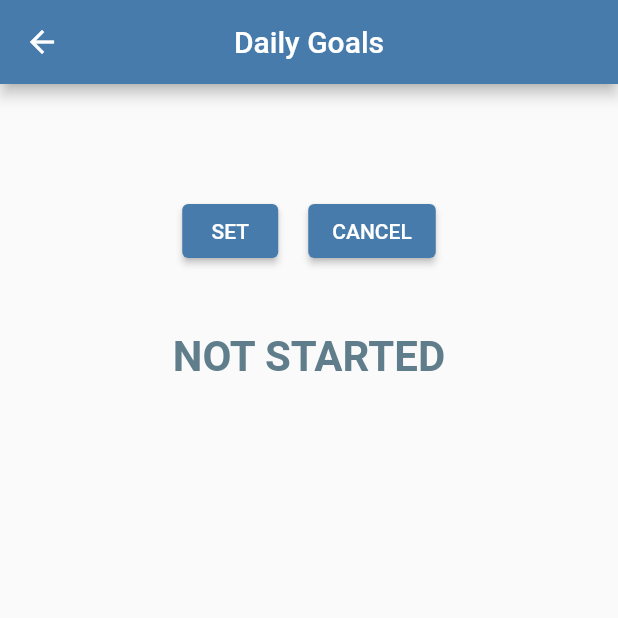
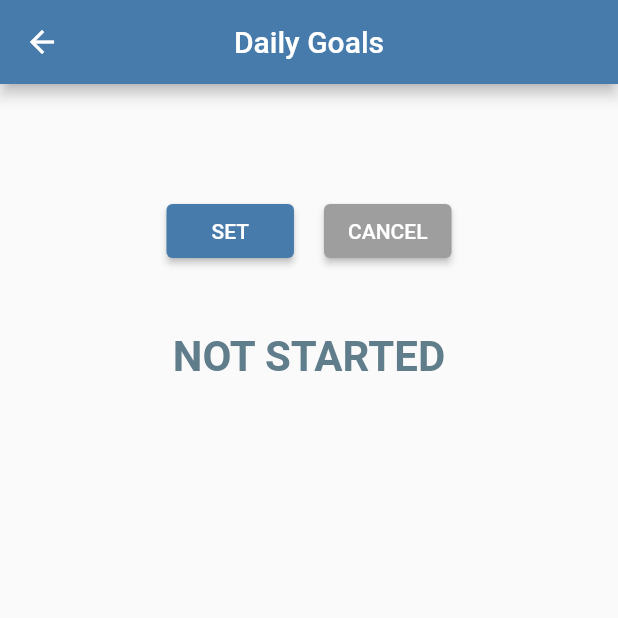
Before and after one commit to kambbado/daily-readings, a Flutter app: the GoalsScreen screen opened by its route, on a phone screen of 412 x 824 dp, the top half of it. Run offline on Flutter 3.47's test engine with Material 2 defaults, Android fonts, the phone set to English and light mode, and no system bars.

Commit message:
GoalsScreen3 commit

```diff
--- a/lib/goals_screen.dart
+++ b/lib/goals_screen.dart
@@ -19,7 +19,10 @@ class GoalsScreen extends StatelessWidget {
                 mainAxisAlignment: MainAxisAlignment.center,
                 children: [
                   Padding(
-                    padding: const EdgeInsets.only(top: 60, bottom:10, left:10, right:10),
+                    padding: const EdgeInsets.only(
+                        top: 60, bottom: 10, left: 10, right: 10),
+                    child: SizedBox(
+                      width: 85,
                       child: ElevatedButton(
                         onPressed: () {},
                         child: Row(
@@ -29,10 +32,15 @@ class GoalsScreen extends StatelessWidget {
                         ),
                       ),
                     ),
+                  ),
                   Padding(
-                    padding: const EdgeInsets.only(top: 60, bottom:10, left:10, right:10),
+                    padding: const EdgeInsets.only(
+                        top: 60, bottom: 10, left: 10, right: 10),
                     child: ElevatedButton(
                       onPressed: () {},
+                      style: ElevatedButton.styleFrom(
+                        backgroundColor: Colors.grey
+                      ),
                       child: Row(
                         crossAxisAlignment: CrossAxisAlignment.center,
                         mainAxisAlignment: MainAxisAlignment.center,
@@ -42,7 +50,6 @@ class GoalsScreen extends StatelessWidget {
                   ),
                 ],
               ),
-
               RichText(
                 text: const TextSpan(
                   text: '\nNOT STARTED',
```
Lines whose indentation alone changed are shown as unchanged.
